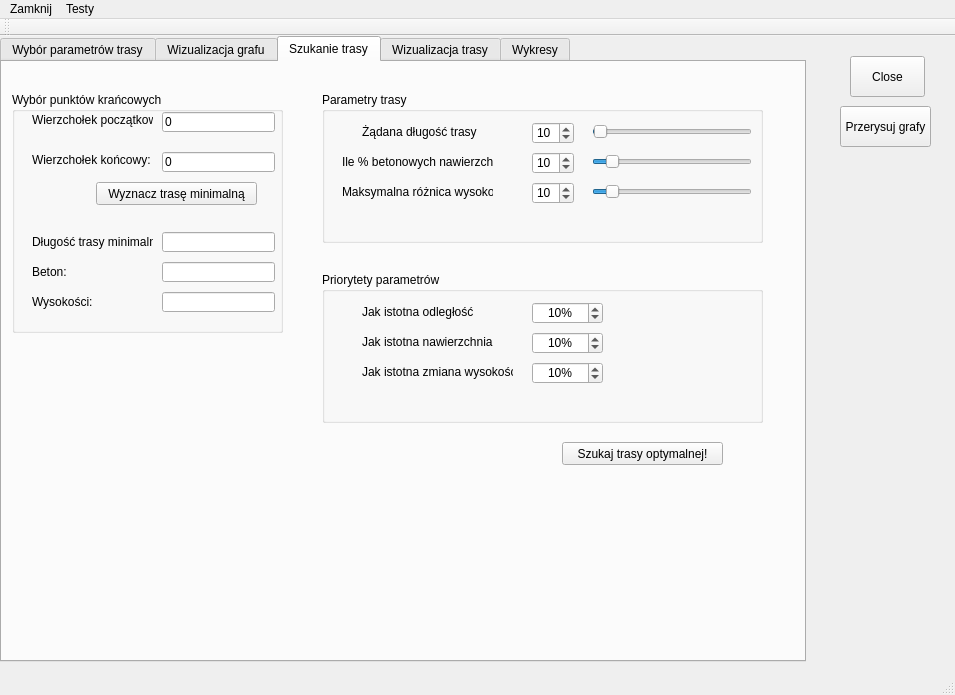
The window that mainwindow.ui (jakpor/Trasy_biegaczy) describes before a commit, drawn with Qt 5.
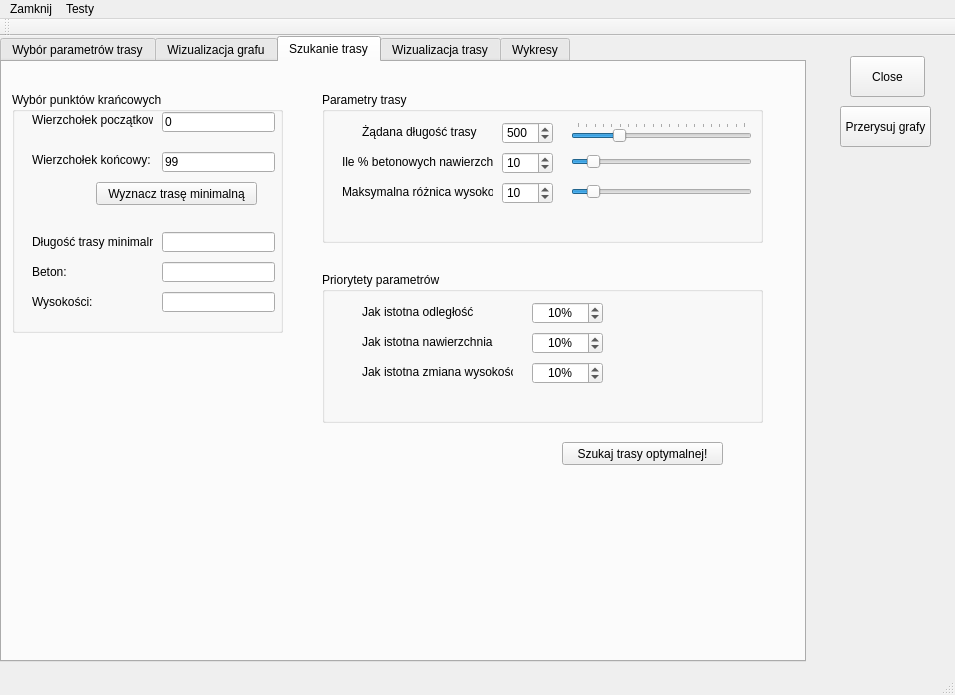
The same window after the commit. Custom widgets are drawn as their Qt base class.

Diff of the .ui file:
```diff
--- a/mainwindow.ui
+++ b/mainwindow.ui
@@ -563,7 +563,7 @@
         </rect>
        </property>
        <property name="text">
-        <string>0</string>
+        <string>99</string>
        </property>
       </widget>
       <widget class="QLineEdit" name="start">
@@ -699,10 +699,10 @@
       <widget class="QSlider" name="odlegloscSlider">
        <property name="geometry">
         <rect>
-         <x>270</x>
+         <x>249</x>
          <y>30</y>
-         <width>160</width>
-         <height>19</height>
+         <width>181</width>
+         <height>20</height>
         </rect>
        </property>
        <property name="layoutDirection">
@@ -712,28 +712,34 @@
         <number>1</number>
        </property>
        <property name="maximum">
-        <number>1000</number>
+        <number>2000</number>
        </property>
        <property name="pageStep">
         <number>2</number>
        </property>
        <property name="value">
-        <number>10</number>
+        <number>500</number>
        </property>
        <property name="sliderPosition">
-        <number>10</number>
+        <number>500</number>
        </property>
        <property name="orientation">
         <enum>Qt::Horizontal</enum>
        </property>
+       <property name="tickPosition">
+        <enum>QSlider::TicksAbove</enum>
+       </property>
+       <property name="tickInterval">
+        <number>100</number>
+       </property>
       </widget>
       <widget class="QSlider" name="betonowoscSlider">
        <property name="geometry">
         <rect>
-         <x>270</x>
+         <x>249</x>
          <y>60</y>
-         <width>160</width>
-         <height>19</height>
+         <width>181</width>
+         <height>20</height>
         </rect>
        </property>
        <property name="minimum">
@@ -784,9 +790,9 @@
       <widget class="QSpinBox" name="betonowoscBox">
        <property name="geometry">
         <rect>
-         <x>210</x>
+         <x>180</x>
          <y>60</y>
-         <width>42</width>
+         <width>51</width>
          <height>22</height>
         </rect>
        </property>
@@ -803,9 +809,9 @@
       <widget class="QSpinBox" name="odlegloscBox">
        <property name="geometry">
         <rect>
-         <x>210</x>
+         <x>180</x>
          <y>30</y>
-         <width>42</width>
+         <width>51</width>
          <height>22</height>
         </rect>
        </property>
@@ -813,19 +819,19 @@
         <number>1</number>
        </property>
        <property name="maximum">
-        <number>1000</number>
+        <number>2000</number>
        </property>
        <property name="value">
-        <number>10</number>
+        <number>500</number>
        </property>
       </widget>
       <widget class="QSlider" name="wysokoscSlider">
        <property name="geometry">
         <rect>
-         <x>270</x>
+         <x>249</x>
          <y>90</y>
-         <width>160</width>
-         <height>19</height>
+         <width>181</width>
+         <height>20</height>
         </rect>
        </property>
        <property name="minimum">
@@ -863,9 +869,9 @@
       <widget class="QSpinBox" name="wysokoscBox">
        <property name="geometry">
         <rect>
-         <x>210</x>
+         <x>180</x>
          <y>90</y>
-         <width>42</width>
+         <width>51</width>
          <height>22</height>
         </rect>
        </property>
```
